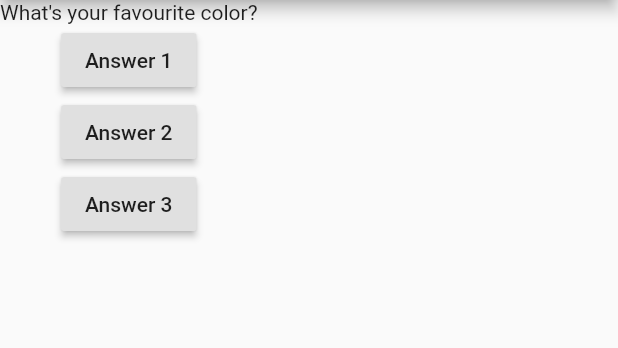
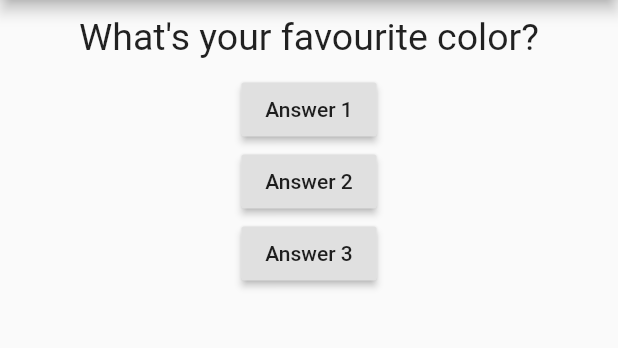
Before and after one commit to landxcape/flutter-learn, a Flutter app: the screen it shows after launch, on a phone screen of 412 x 824 dp, the part 84-432 px from its top. Run offline on Flutter 3.47's test engine with Material 2 defaults, Android fonts, the phone set to English and light mode, and no system bars.

Commit message:
flutter_learn upto First Styling & Layouting Steps

```diff
--- a/flutter_learn/lib/main.dart
+++ b/flutter_learn/lib/main.dart
@@ -1,4 +1,6 @@
 import 'package:flutter/material.dart';
+
+import './question.dart';
 
 void main() => runApp(MyApp());
 
@@ -34,7 +36,7 @@
         ),
         body: Column(
           children: [
-            Text(
+            Question(
               questions[_questionIndex],
             ),
             RaisedButton(
--- a/flutter_learn/lib/question.dart
+++ b/flutter_learn/lib/question.dart
@@ -1,8 +1,20 @@
 import 'package:flutter/material.dart';
 
 class Question extends StatelessWidget {
+  final String questionText;
+
+  Question(this.questionText);
+
   @override
   Widget build(BuildContext context) {
-    return Container();
+    return Container(
+      width: double.infinity,
+      margin: EdgeInsets.all(10),
+      child: Text(
+        questionText,
+        style: TextStyle(fontSize: 25),
+        textAlign: TextAlign.center,
+      ),
+    );
   }
 }
```
